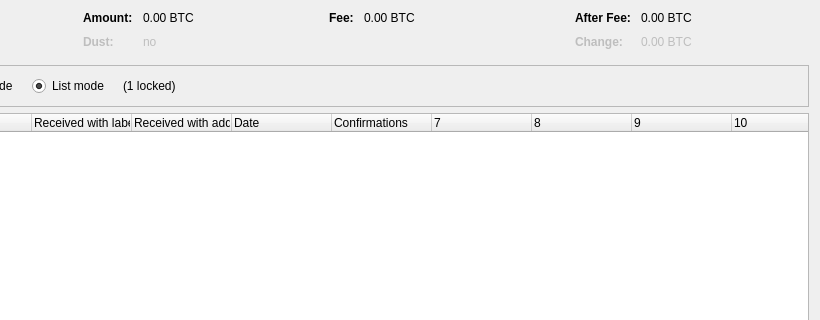
Above: src/qt/forms/coincontroldialog.ui from bbergaoui/bastoji-coin before the change; both pictures show x 180 to 1000 and y 0 to 320 of the 1000 by 500 pixel window. Below: the same form after it.
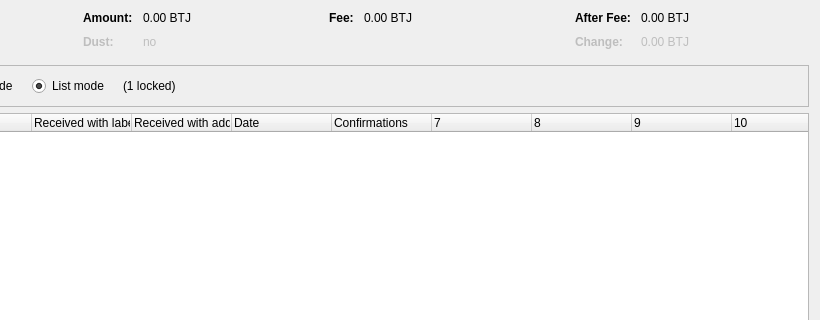
That is the form after the change. Custom widgets are drawn as their Qt base class.

Diff of the .ui file:
```diff
--- a/src/qt/forms/coincontroldialog.ui
+++ b/src/qt/forms/coincontroldialog.ui
@@ -132,7 +132,7 @@
           <enum>Qt::ActionsContextMenu</enum>
          </property>
          <property name="text">
-          <string notr="true">0.00 BTC</string>
+          <string notr="true">0.00 BTJ</string>
          </property>
          <property name="textInteractionFlags">
           <set>Qt::LinksAccessibleByMouse|Qt::TextSelectableByKeyboard|Qt::TextSelectableByMouse</set>
@@ -212,7 +212,7 @@
           <enum>Qt::ActionsContextMenu</enum>
          </property>
          <property name="text">
-          <string notr="true">0.00 BTC</string>
+          <string notr="true">0.00 BTJ</string>
          </property>
          <property name="textInteractionFlags">
           <set>Qt::LinksAccessibleByMouse|Qt::TextSelectableByKeyboard|Qt::TextSelectableByMouse</set>
@@ -257,7 +257,7 @@
           <enum>Qt::ActionsContextMenu</enum>
          </property>
          <property name="text">
-          <string notr="true">0.00 BTC</string>
+          <string notr="true">0.00 BTJ</string>
          </property>
          <property name="textInteractionFlags">
           <set>Qt::LinksAccessibleByMouse|Qt::TextSelectableByKeyboard|Qt::TextSelectableByMouse</set>
@@ -292,7 +292,7 @@
           <enum>Qt::ActionsContextMenu</enum>
          </property>
          <property name="text">
-          <string notr="true">0.00 BTC</string>
+          <string notr="true">0.00 BTJ</string>
          </property>
          <property name="textInteractionFlags">
           <set>Qt::LinksAccessibleByMouse|Qt::TextSelectableByKeyboard|Qt::TextSelectableByMouse</set>
```
